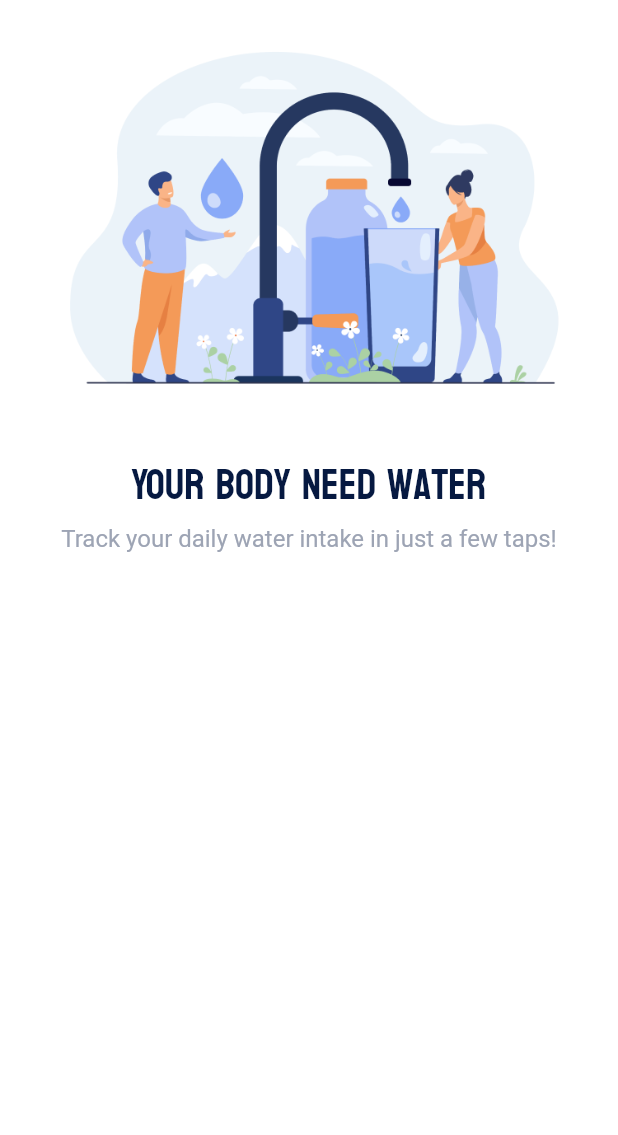
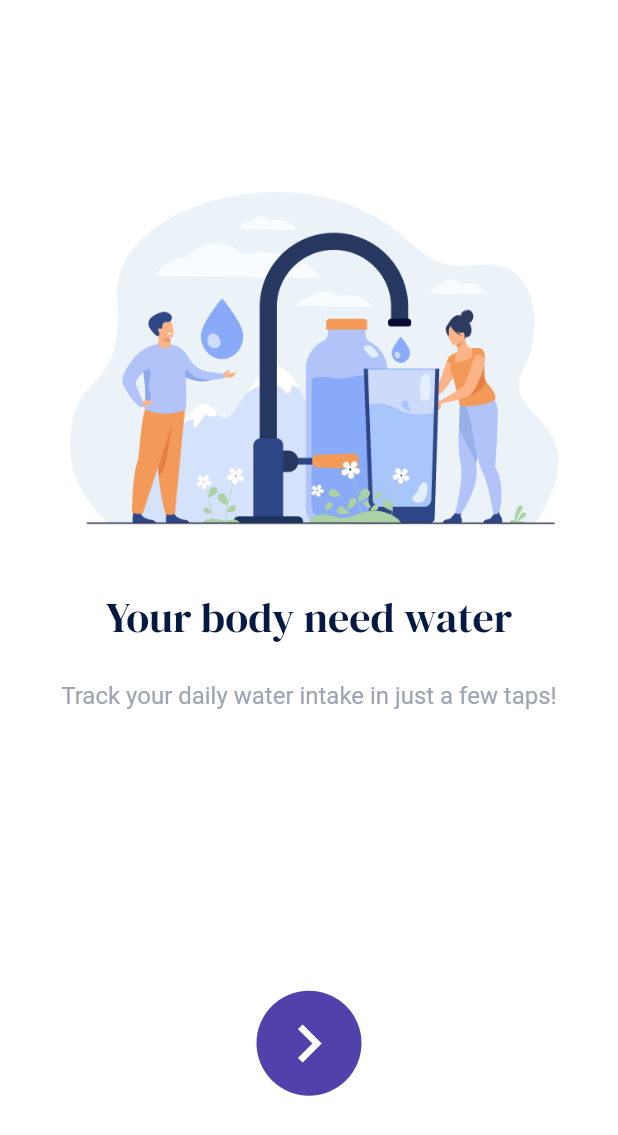
Before and after one commit to mctahmt1/HealtyApp, a Flutter app: the screen it shows after launch, on a phone screen of 412 x 824 dp. Shown: the top 1135 px of the screen. Run offline on Flutter 3.47's test engine with Material 2 defaults, Android fonts, the phone set to English and light mode, and no system bars.

Commit message:
homepage finish

```diff
--- a/lib/const/colors.dart
+++ b/lib/const/colors.dart
@@ -4,4 +4,6 @@ class AppColors {
   static const Color backGroundColor = Colors.white;
   static const Color homePageFont = Color(0xff061941);
   static const Color homePageFont2 = Color(0xff9da4b4);
+  static const Color homeIconColor = Color(0xff5142ab);
+  static const Color homeIconColor2 = Colors.white;
 }
--- /dev/null
+++ b/lib/icons/icons.dart
@@ -0,0 +1,10 @@
+import 'package:flutter/material.dart';
+import 'package:healty_app/const/colors.dart';
+
+class AppIcons {
+  static const Icon homeIcon = Icon(
+    Icons.navigate_next,
+    size: 50,
+    color: AppColors.homeIconColor2,
+  );
+}
--- a/lib/main.dart
+++ b/lib/main.dart
@@ -1,5 +1,6 @@
 import 'package:flutter/material.dart';
 import 'package:healty_app/pages/homapage.dart';
+import 'package:healty_app/pages/homepage.dart';
 
 void main() => runApp(const MyApp());
 
@@ -10,7 +11,7 @@ class MyApp extends StatelessWidget {
   Widget build(BuildContext context) {
     return const MaterialApp(
       debugShowCheckedModeBanner: false,
-      home: HomePage(),
+      home: HomePAge2(),
     );
   }
 }
--- a/lib/pages/homapage.dart
+++ b/lib/pages/homapage.dart
@@ -1,5 +1,6 @@
 import 'package:flutter/material.dart';
 import 'package:healty_app/const/colors.dart';
+import 'package:healty_app/icons/icons.dart';
 import 'package:healty_app/photos/images.dart';
 
 class HomePage extends StatefulWidget {
@@ -24,6 +25,7 @@ Widget homePage({GlobalKey<ScaffoldState>? key}) => SafeArea(
         backgroundColor: AppColors.backGroundColor,
         body: Column(
           crossAxisAlignment: CrossAxisAlignment.center,
+          mainAxisAlignment: MainAxisAlignment.spaceAround,
           children: [
             Image.asset(
               AppImages.homeImage,
@@ -31,19 +33,16 @@ Widget homePage({GlobalKey<ScaffoldState>? key}) => SafeArea(
             const Text(
               'Your body need water',
               style: TextStyle(
-                fontFamily: 'Koulen',
+                fontFamily: 'SerifDisplay',
                 fontSize: 28,
                 color: AppColors.homePageFont,
               ),
             ),
-            const SizedBox(
-              height: 24,
-              child: Text('Track your daily water intake in just a few taps!',
-                  style: TextStyle(
-                    fontSize: 16,
-                    color: AppColors.homePageFont2,
-                  )),
-            ),
+            const Text('Track your daily water intake in just a few taps!',
+                style: TextStyle(
+                  fontSize: 16,
+                  color: AppColors.homePageFont2,
+                )),
           ],
         ),
       ),
--- /dev/null
+++ b/lib/pages/homepage.dart
@@ -0,0 +1,50 @@
+import 'package:flutter/material.dart';
+import 'package:healty_app/const/colors.dart';
+import 'package:healty_app/photos/images.dart';
+
+import '../icons/icons.dart';
+
+class HomePAge2 extends StatelessWidget {
+  const HomePAge2({Key? key}) : super(key: key);
+
+  @override
+  Widget build(BuildContext context) {
+    return Scaffold(
+        backgroundColor: AppColors.backGroundColor,
+        body: Column(
+          mainAxisAlignment: MainAxisAlignment.spaceAround,
+          children: [
+            Column(
+              children: [
+                Image.asset(AppImages.homeImage),
+                Column(
+                  // ignore: prefer_const_literals_to_create_immutables
+                  children: [
+                    const Text(
+                      'Your body need water',
+                      style: TextStyle(
+                        fontFamily: 'SerifDisplay',
+                        fontSize: 28,
+                        color: AppColors.homePageFont,
+                      ),
+                    ),
+                    Padding(padding: EdgeInsets.all(12)),
+                    const Text(
+                        'Track your daily water intake in just a few taps!',
+                        style: TextStyle(
+                          fontSize: 16,
+                          color: AppColors.homePageFont2,
+                        )),
+                  ],
+                ),
+              ],
+            ),
+            const CircleAvatar(
+              radius: 35.0,
+              backgroundColor: AppColors.homeIconColor,
+              child: AppIcons.homeIcon,
+            ),
+          ],
+        ));
+  }
+}
--- a/pubspec.yaml
+++ b/pubspec.yaml
@@ -72,9 +72,9 @@ flutter:
   # list giving the asset and other descriptors for the font. For
   # example:
   fonts:
-    - family: Koulen
+    - family: SerifDisplay
       fonts:
-        - asset: assets/fonts/Koulen-Regular.ttf
+        - asset: assets/fonts/DMSerifDisplay-Regular.ttf
   #       - asset: fonts/Schyler-Italic.ttf
   #         style: italic
   #   - family: Trajan Pro
```
Also changed, not shown: assets/fonts/DMSerifDisplay-Regular.ttf (added).
